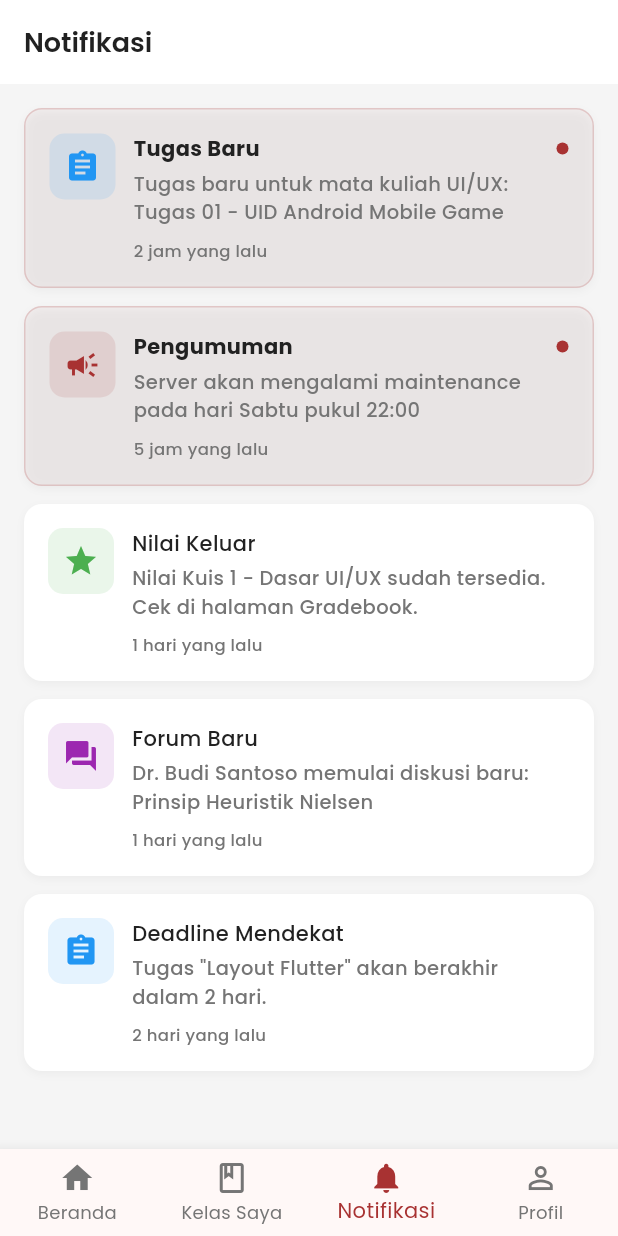
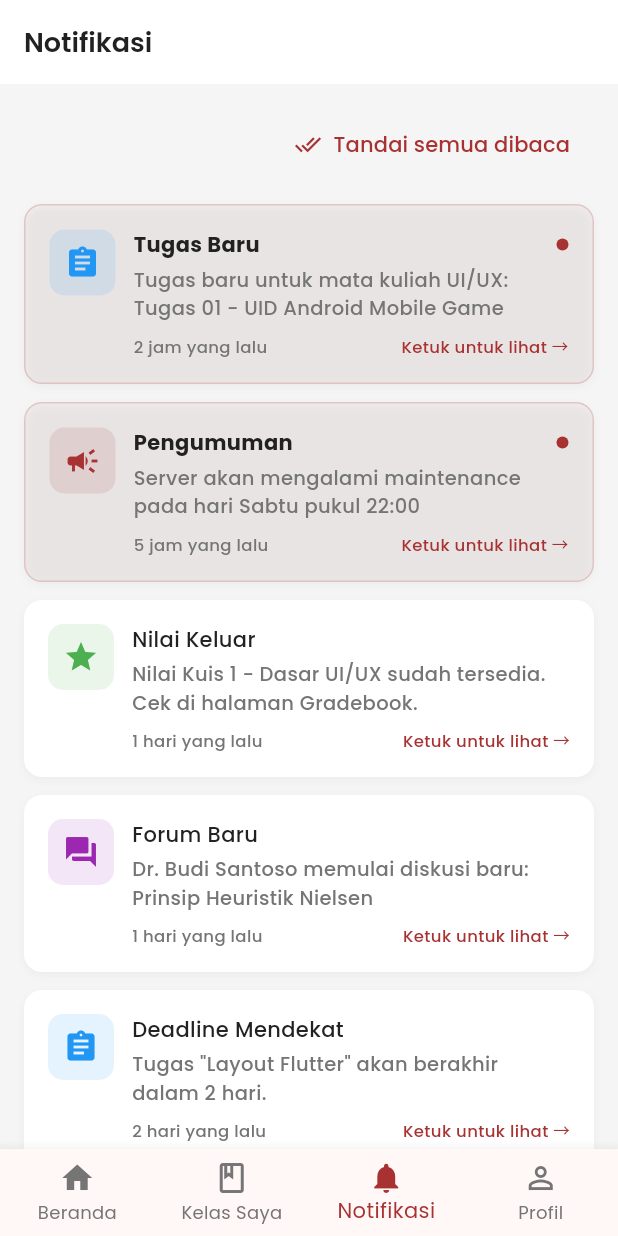
Before and after one commit to ekakamelia/UAS-PAKrofi, a Flutter app: the DashboardScreen screen opened directly, item 3 of the bottom bar chosen, on a phone screen of 412 x 824 dp. Run offline on Flutter 3.47's test engine with Material 3 defaults, Android fonts, the phone set to English and light mode, and no system bars; our stand-ins replace google_fonts; network calls fail.

Commit message:
Mengfungsikan notifikasi: ketuk untuk navigasi (tugas ke detail, nilai ke gradebook, forum ke forum, pengumuman dialog), otomatis ditandai dibaca, dan tombol Tandai Semua Dibaca

```diff
--- a/lib/features/notifications/notifications_screen.dart
+++ b/lib/features/notifications/notifications_screen.dart
@@ -1,15 +1,115 @@
 import 'package:flutter/material.dart';
 import 'package:celeoe/core/theme.dart';
 import 'package:celeoe/core/dummy_data.dart';
+import 'package:celeoe/features/assignments/assignment_detail_screen.dart';
+import 'package:celeoe/features/gradebook/gradebook_screen.dart';
+import 'package:celeoe/features/forum/forum_screen.dart';
 
-class NotificationsScreen extends StatelessWidget {
+class NotificationsScreen extends StatefulWidget {
   const NotificationsScreen({super.key});
 
   @override
+  State<NotificationsScreen> createState() => _NotificationsScreenState();
+}
+
+class _NotificationsScreenState extends State<NotificationsScreen> {
+  late List<AppNotification> _notifications;
+
+  @override
+  void initState() {
+    super.initState();
+    _notifications = List.from(NotificationData.notifications);
+  }
+
+  void _handleNotificationTap(AppNotification notification, int index) {
+    // Mark as read
+    setState(() {
+      _notifications[index] = AppNotification(
+        id: notification.id,
+        title: notification.title,
+        message: notification.message,
+        type: notification.type,
+        createdAt: notification.createdAt,
+        isRead: true,
+      );
+    });
+
+    // Navigate based on type
+    switch (notification.type) {
+      case 'assignment':
+        Navigator.push(
+          context,
+          MaterialPageRoute(
+            builder: (context) => AssignmentDetailScreen(
+              assignment: DummyData.upcomingAssignments[0],
+            ),
+          ),
+        );
+        break;
+      case 'grade':
+        Navigator.push(
+          context,
+          MaterialPageRoute(builder: (context) => const GradebookScreen()),
+        );
+        break;
+      case 'forum':
+        Navigator.push(
+          context,
+          MaterialPageRoute(builder: (context) => const ForumScreen()),
+        );
+        break;
+      case 'announcement':
+        _showAnnouncementDialog(notification);
+        break;
+      default:
+        ScaffoldMessenger.of(context).showSnackBar(
+          SnackBar(content: Text(notification.message)),
+        );
+    }
+  }
+
+  void _showAnnouncementDialog(AppNotification notification) {
+    showDialog(
+      context: context,
+      builder: (context) => AlertDialog(
+        shape: RoundedRectangleBorder(borderRadius: BorderRadius.circular(16)),
+        title: Row(
+          children: [
+            const Icon(Icons.campaign, color: AppColors.primary),
+            const SizedBox(width: 8),
+            Text(notification.title, style: AppTextStyles.title),
+          ],
+        ),
+        content: Text(notification.message, style: AppTextStyles.body),
+        actions: [
+          TextButton(
+            onPressed: () => Navigator.pop(context),
+            child: Text('Tutup', style: TextStyle(color: AppColors.primary)),
+          ),
+        ],
+      ),
+    );
+  }
+
+  void _markAllAsRead() {
+    setState(() {
+      _notifications = _notifications.map((n) => AppNotification(
+        id: n.id,
+        title: n.title,
+        message: n.message,
+        type: n.type,
+        createdAt: n.createdAt,
+        isRead: true,
+      )).toList();
+    });
+    ScaffoldMessenger.of(context).showSnackBar(
+      const SnackBar(content: Text('Semua notifikasi ditandai sudah dibaca')),
+    );
+  }
+
+  @override
   Widget build(BuildContext context) {
-    final notifications = NotificationData.notifications;
-
-    if (notifications.isEmpty) {
+    if (_notifications.isEmpty) {
       return Center(
         child: Column(
           mainAxisAlignment: MainAxisAlignment.center,
@@ -25,17 +125,41 @@ class NotificationsScreen extends StatelessWidget {
       );
     }
 
-    return ListView.builder(
+    final hasUnread = _notifications.any((n) => !n.isRead);
+
+    return Column(
+      children: [
+        // Mark all as read button
+        if (hasUnread)
+          Padding(
+            padding: const EdgeInsets.fromLTRB(16, 16, 16, 0),
+            child: Row(
+              mainAxisAlignment: MainAxisAlignment.end,
+              children: [
+                TextButton.icon(
+                  onPressed: _markAllAsRead,
+                  icon: const Icon(Icons.done_all, size: 18),
+                  label: const Text('Tandai semua dibaca'),
+                  style: TextButton.styleFrom(foregroundColor: AppColors.primary),
+                ),
+              ],
+            ),
+          ),
+        Expanded(
+          child: ListView.builder(
             padding: const EdgeInsets.all(16),
-      itemCount: notifications.length,
+            itemCount: _notifications.length,
             itemBuilder: (context, index) {
-        final notification = notifications[index];
-        return _buildNotificationItem(notification);
+              final notification = _notifications[index];
+              return _buildNotificationItem(notification, index);
             },
+          ),
+        ),
+      ],
     );
   }
 
-  Widget _buildNotificationItem(AppNotification notification) {
+  Widget _buildNotificationItem(AppNotification notification, int index) {
     IconData icon;
     Color iconColor;
 
@@ -61,7 +185,9 @@ class NotificationsScreen extends StatelessWidget {
         iconColor = AppColors.textSecondary;
     }
 
-    return Container(
+    return InkWell(
+      onTap: () => _handleNotificationTap(notification, index),
+      child: Container(
         margin: const EdgeInsets.only(bottom: 12),
         padding: const EdgeInsets.all(16),
         decoration: BoxDecoration(
@@ -124,14 +250,27 @@ class NotificationsScreen extends StatelessWidget {
                     overflow: TextOverflow.ellipsis,
                   ),
                   const SizedBox(height: 8),
+                  Row(
+                    children: [
                       Text(
                         _formatTime(notification.createdAt),
                         style: AppTextStyles.subtitle.copyWith(fontSize: 11),
+                      ),
+                      const Spacer(),
+                      Text(
+                        'Ketuk untuk lihat →',
+                        style: AppTextStyles.subtitle.copyWith(
+                          fontSize: 11,
+                          color: AppColors.primary,
+                        ),
+                      ),
+                    ],
                   ),
                 ],
               ),
             ),
           ],
+        ),
       ),
     );
   }
```
Lines whose indentation alone changed are shown as unchanged.
